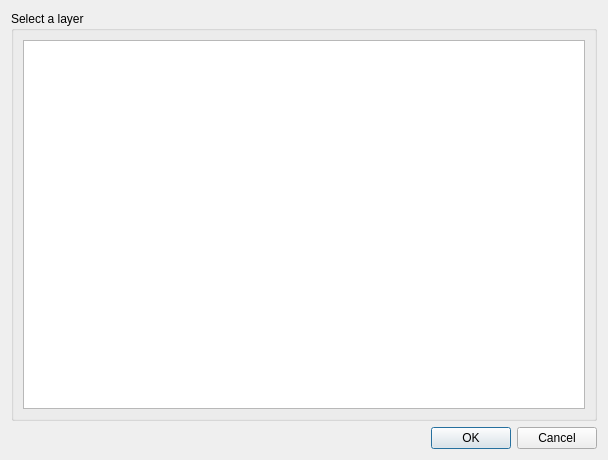
First picture: the form in LDMP/gui/DlgDataIOLoadTESingleLayer.ui, repository ConservationInternational/trends.earth, before the edit.
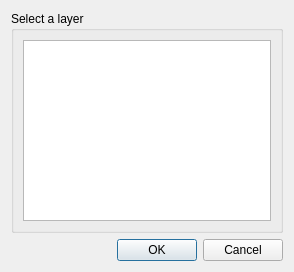
Second picture: the form after the edit.

```diff
--- a/LDMP/gui/DlgDataIOLoadTESingleLayer.ui
+++ b/LDMP/gui/DlgDataIOLoadTESingleLayer.ui
@@ -9,10 +9,16 @@
    <rect>
     <x>0</x>
     <y>0</y>
-    <width>608</width>
-    <height>460</height>
+    <width>294</width>
+    <height>272</height>
    </rect>
   </property>
+  <property name="sizePolicy">
+   <sizepolicy hsizetype="Fixed" vsizetype="Fixed">
+    <horstretch>0</horstretch>
+    <verstretch>0</verstretch>
+   </sizepolicy>
+  </property>
   <property name="windowTitle">
    <string>Open a Trends.Earth file</string>
   </property>
@@ -38,6 +44,12 @@
           <verstretch>0</verstretch>
          </sizepolicy>
         </property>
+        <property name="minimumSize">
+         <size>
+          <width>200</width>
+          <height>150</height>
+         </size>
+        </property>
         <property name="selectionMode">
          <enum>QAbstractItemView::SingleSelection</enum>
         </property>
```
